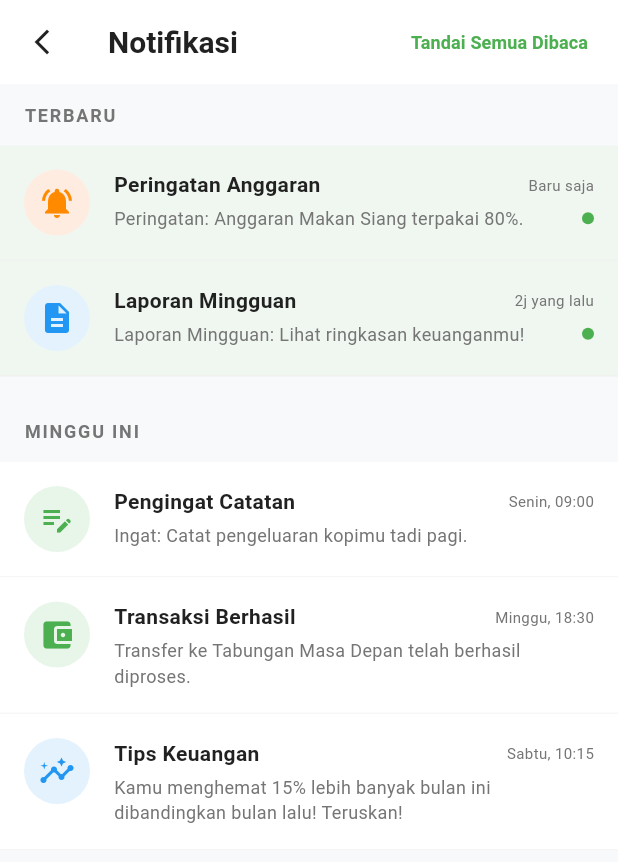
After one commit to fanes-setiawan/Aplikasi-Cuan-Track-, a Flutter app: the HomeScreen screen opened directly, after a tap on the "notifications none" icon, on a phone screen of 412 x 824 dp. The commit adds this screen. Shown: the top 862 px of the screen. Run offline on Flutter 3.47's test engine with Material 3 defaults, Android fonts, the phone set to English and light mode, and no system bars; our stand-ins replace equatable, flutter_bloc, flutter_svg.

Commit message:
slicing <ui> notification

```diff
--- a/lib/features/home/presentation/pages/home_screen.dart
+++ b/lib/features/home/presentation/pages/home_screen.dart
@@ -2,6 +2,7 @@ import 'package:flutter/material.dart';
 import '../../../../core/theme/app_colors.dart';
 import '../../../../core/theme/app_styles.dart';
 import '../../../../core/constants/app_dimens.dart';
+import '../../../notification/presentation/pages/notification_screen.dart';
 
 class HomeScreen extends StatelessWidget {
   const HomeScreen({super.key});
@@ -16,7 +17,7 @@ class HomeScreen extends StatelessWidget {
           child: Column(
             crossAxisAlignment: CrossAxisAlignment.start,
             children: [
-              _buildHeader(),
+              _buildHeader(context),
               const SizedBox(height: AppDimens.lg),
               _buildBalanceCard(),
               const SizedBox(height: AppDimens.lg),
@@ -32,7 +33,7 @@ class HomeScreen extends StatelessWidget {
     );
   }
 
-  Widget _buildHeader() {
+  Widget _buildHeader(BuildContext context) {
     return Row(
       children: [
         CircleAvatar(
@@ -52,7 +53,16 @@ class HomeScreen extends StatelessWidget {
           ],
         ),
         const Spacer(),
-        Container(
+        GestureDetector(
+          onTap: () {
+            Navigator.push(
+              context,
+              MaterialPageRoute(
+                builder: (context) => const NotificationScreen(),
+              ),
+            );
+          },
+          child: Container(
             padding: const EdgeInsets.all(8),
             decoration: BoxDecoration(
               color: Colors.white,
@@ -63,6 +73,7 @@ class HomeScreen extends StatelessWidget {
               Icons.notifications_none,
               size: 24,
               color: AppColors.textPrimary,
+            ),
           ),
         ),
       ],
--- /dev/null
+++ b/lib/features/notification/presentation/pages/notification_screen.dart
@@ -0,0 +1,193 @@
+import 'package:flutter/material.dart';
+import '../../../../core/theme/app_colors.dart';
+import '../../../../core/theme/app_styles.dart';
+import '../../../../core/constants/app_dimens.dart';
+
+class NotificationScreen extends StatelessWidget {
+  const NotificationScreen({super.key});
+
+  @override
+  Widget build(BuildContext context) {
+    return Scaffold(
+      backgroundColor: AppColors.background,
+      appBar: AppBar(
+        backgroundColor: Colors.white,
+        elevation: 0,
+        leading: IconButton(
+          icon: const Icon(
+            Icons.arrow_back_ios_new,
+            color: AppColors.textPrimary,
+            size: 20,
+          ),
+          onPressed: () => Navigator.pop(context),
+        ),
+        title: Text('Notifikasi', style: AppStyles.heading2),
+        actions: [
+          TextButton(
+            onPressed: () {
+              // TODO: Mark all as read
+            },
+            child: Text(
+              'Tandai Semua Dibaca',
+              style: AppStyles.caption.copyWith(
+                color: AppColors.primary,
+                fontWeight: FontWeight.bold,
+              ),
+            ),
+          ),
+          const SizedBox(width: AppDimens.sm),
+        ],
+      ),
+      body: SingleChildScrollView(
+        child: Column(
+          crossAxisAlignment: CrossAxisAlignment.start,
+          children: [
+            _buildSectionHeader('TERBARU'),
+            _buildNotificationItem(
+              title: 'Peringatan Anggaran',
+              description: 'Peringatan: Anggaran Makan Siang terpakai 80%.',
+              time: 'Baru saja',
+              icon: Icons.notifications_active,
+              iconBgColor: const Color(0xFFFFECE0),
+              iconColor: const Color(0xFFFF8A00),
+              isUnread: true,
+            ),
+            _buildNotificationItem(
+              title: 'Laporan Mingguan',
+              description: 'Laporan Mingguan: Lihat ringkasan keuanganmu!',
+              time: '2j yang lalu',
+              icon: Icons.description,
+              iconBgColor: const Color(0xFFE3F2FD),
+              iconColor: const Color(0xFF2196F3),
+              isUnread: true,
+            ),
+            const SizedBox(height: AppDimens.md),
+            _buildSectionHeader('MINGGU INI'),
+            _buildNotificationItem(
+              title: 'Pengingat Catatan',
+              description: 'Ingat: Catat pengeluaran kopimu tadi pagi.',
+              time: 'Senin, 09:00',
+              icon: Icons.edit_note,
+              iconBgColor: const Color(0xFFE8F5E9),
+              iconColor: const Color(0xFF4CAF50),
+            ),
+            _buildNotificationItem(
+              title: 'Transaksi Berhasil',
+              description:
+                  'Transfer ke Tabungan Masa Depan telah berhasil diproses.',
+              time: 'Minggu, 18:30',
+              icon: Icons.account_balance_wallet,
+              iconBgColor: const Color(0xFFE8F5E9),
+              iconColor: const Color(0xFF4CAF50),
+            ),
+            _buildNotificationItem(
+              title: 'Tips Keuangan',
+              description:
+                  'Kamu menghemat 15% lebih banyak bulan ini dibandingkan bulan lalu! Teruskan!',
+              time: 'Sabtu, 10:15',
+              icon: Icons.insights,
+              iconBgColor: const Color(0xFFE3F2FD),
+              iconColor: const Color(0xFF2196F3),
+            ),
+          ],
+        ),
+      ),
+    );
+  }
+
+  Widget _buildSectionHeader(String title) {
+    return Container(
+      width: double.infinity,
+      padding: const EdgeInsets.symmetric(
+        horizontal: AppDimens.md,
+        vertical: 12,
+      ),
+      decoration: BoxDecoration(color: AppColors.background.withOpacity(0.5)),
+      child: Text(
+        title,
+        style: AppStyles.caption.copyWith(
+          letterSpacing: 1.2,
+          fontWeight: FontWeight.bold,
+          color: AppColors.textSecondary,
+        ),
+      ),
+    );
+  }
+
+  Widget _buildNotificationItem({
+    required String title,
+    required String description,
+    required String time,
+    required IconData icon,
+    required Color iconBgColor,
+    required Color iconColor,
+    bool isUnread = false,
+  }) {
+    return Container(
+      padding: const EdgeInsets.all(AppDimens.md),
+      decoration: BoxDecoration(
+        color: isUnread
+            ? const Color(0xFFE8F5E9).withOpacity(0.5)
+            : Colors.white,
+        border: Border(
+          bottom: BorderSide(color: AppColors.divider.withOpacity(0.5)),
+        ),
+      ),
+      child: Row(
+        crossAxisAlignment: CrossAxisAlignment.start,
+        children: [
+          Container(
+            padding: const EdgeInsets.all(10),
+            decoration: BoxDecoration(
+              color: iconBgColor,
+              shape: BoxShape.circle,
+            ),
+            child: Icon(icon, color: iconColor, size: 24),
+          ),
+          const SizedBox(width: AppDimens.md),
+          Expanded(
+            child: Column(
+              crossAxisAlignment: CrossAxisAlignment.start,
+              children: [
+                Row(
+                  mainAxisAlignment: MainAxisAlignment.spaceBetween,
+                  children: [
+                    Text(
+                      title,
+                      style: AppStyles.bodyText.copyWith(
+                        fontWeight: FontWeight.bold,
+                      ),
+                    ),
+                    Text(time, style: AppStyles.caption.copyWith(fontSize: 10)),
+                  ],
+                ),
+                const SizedBox(height: 4),
+                Row(
+                  children: [
+                    Expanded(
+                      child: Text(
+                        description,
+                        style: AppStyles.bodyTextSecondary.copyWith(
+                          fontSize: 12,
+                        ),
+                      ),
+                    ),
+                    if (isUnread)
+                      Container(
+                        width: 8,
+                        height: 8,
+                        decoration: const BoxDecoration(
+                          color: AppColors.primary,
+                          shape: BoxShape.circle,
+                        ),
+                      ),
+                  ],
+                ),
+              ],
+            ),
+          ),
+        ],
+      ),
+    );
+  }
+}
```
Lines whose indentation alone changed are shown as unchanged.
